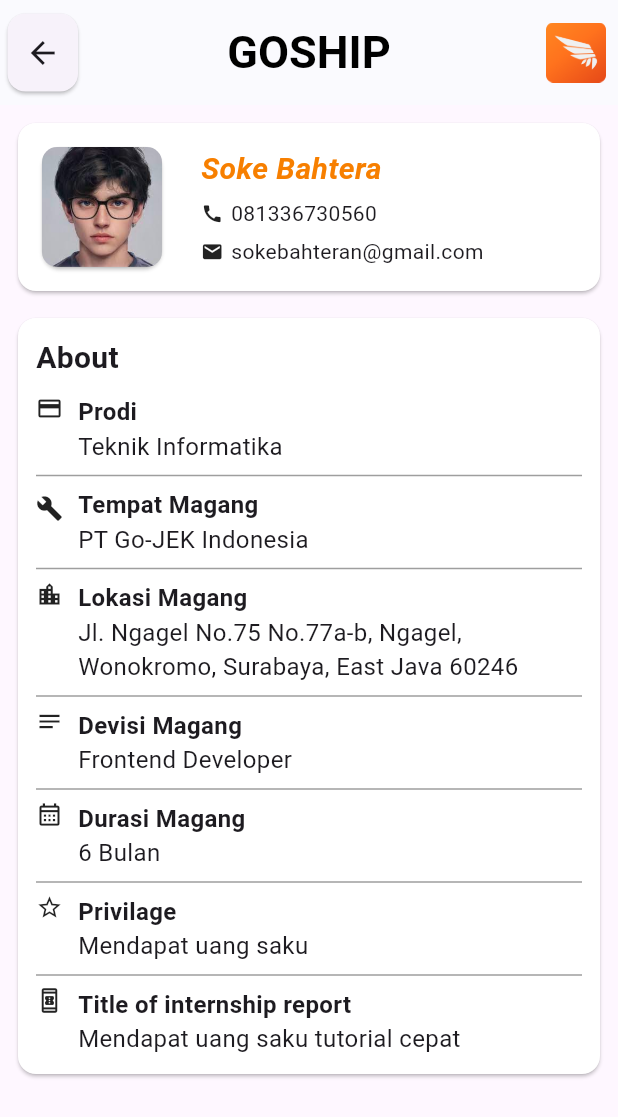
After one commit to andraalayubi/agile-master-fork, a Flutter app: the DetailMahasiswa screen opened directly, on a phone screen of 412 x 824 dp. The commit adds this screen. Shown: the top 1117 px of the screen. Run offline on Flutter 3.47's test engine with Material 3 defaults, Android fonts, the phone set to English and light mode, and no system bars; our stand-ins replace shared_preferences; accounts and stored records are empty; network calls fail.

Commit message:
adding detail_mahasiswa & fetching perusahaan

```diff
--- /dev/null
+++ b/flutter_project/lib/view/list/database_statis.dart
@@ -0,0 +1,16 @@
+class Mahasiswa {
+  String nama;
+  String email;
+  String imagePath;
+
+  Mahasiswa({required this.nama, required this.email, required this.imagePath});
+}
+
+
+List<Mahasiswa> dataMahasiswa = [
+  Mahasiswa(nama: 'Anantasya Aghni', email: 'anantasya12@gmail.com', imagePath:'assets/logo/image-1.png' ),
+  Mahasiswa(nama: 'Indiana Zulfi A', email: 'anantasya12@gmail.com', imagePath:'assets/logo/image-2.png' ),
+  Mahasiswa(nama: 'Faris Zein Fahreza', email: 'anantasya12@gmail.com', imagePath:'assets/logo/image-3.png' ),
+  Mahasiswa(nama: 'Ananta Dania', email: 'anantasya12@gmail.com', imagePath:'assets/logo/image-4.png' ),
+  Mahasiswa(nama: 'Soke Bahtera', email: 'anantasya12@gmail.com', imagePath:'assets/logo/image-5.png' ),
+];
--- /dev/null
+++ b/flutter_project/lib/view/list/detail_mahasiswa.dart
@@ -0,0 +1,357 @@
+import 'dart:collection';
+import 'dart:ui';
+import 'package:flutter/cupertino.dart';
+import 'package:flutter/material.dart';
+import 'package:flutter/rendering.dart';
+import 'package:flutter/widgets.dart';
+import 'package:flutter_project/view/list/list_intern.dart';
+import 'package:flutter_project/view/list/list_mahasiswa.dart';
+import 'package:flutter_project/view/onboarding/onboarding.dart';
+import 'package:flutter_project/view/list/database_statis.dart';
+
+class DetailMahasiswa extends StatelessWidget {
+  const DetailMahasiswa({Key? key});
+
+  @override
+  Widget build(BuildContext context) {
+    return Scaffold(
+      appBar: AppBar(
+        title: const Text('GOSHIP'),
+        titleTextStyle: const TextStyle(
+            fontSize: 30, fontWeight: FontWeight.bold, color: Colors.black),
+        centerTitle: true,
+        actions: <Widget>[
+          IconButton(
+            onPressed: () {},
+            icon: Image.asset(
+              'assets/logo/logo-1.png',
+              height: 40,
+              width: 40,
+            ),
+          ),
+        ],
+        backgroundColor: const Color(0xFFFAFAFE),
+        toolbarHeight: 70,
+        leading: GestureDetector(
+          onTap: () {
+            Navigator.push(
+              context,
+              MaterialPageRoute(
+                builder: (context) => const Listmahasiswa(),
+              ),
+            );
+          },
+          child: Padding(
+            padding: const EdgeInsets.only(left: 1, top: 5, bottom: 5),
+            child: Card(
+              child: Icon(Icons.arrow_back),
+            ),
+          ),
+        ),
+      ),
+      body: ListView(
+        padding: const EdgeInsets.all(8),
+        children: <Widget>[
+          Column(
+            mainAxisAlignment: MainAxisAlignment.center,
+            children: <Widget>[
+              InkWell(
+                child: Card(
+                  color: Colors.white,
+                  child: Row(
+                    children: <Widget>[
+                      Padding(
+                        padding: const EdgeInsets.all(12),
+                        child: Container(
+                          child: Card(
+                            child: ClipRRect(
+                              borderRadius: BorderRadius.circular(10),
+                              child: Image.asset(
+                                'assets/logo/image-2.png',
+                                fit: BoxFit.cover,
+                                width: 80,
+                                height: 80,
+                              ),
+                            ),
+                          ),
+                        ),
+                      ),
+                      SizedBox(width: 10),
+                      Column(
+                        crossAxisAlignment: CrossAxisAlignment.start,
+                        children: [
+                          Text(
+                            'Soke Bahtera',
+                            style: TextStyle(
+                              color: Color(0xFFF77F00),
+                              fontSize: 20,
+                              fontWeight: FontWeight.bold,
+                              fontStyle: FontStyle.italic,
+                            ),
+                          ),
+                          SizedBox(height: 5),
+                          Row(
+                            crossAxisAlignment: CrossAxisAlignment.start,
+                            children: [
+                              Column(
+                                crossAxisAlignment: CrossAxisAlignment.start,
+                                children: [
+                                  Row(
+                                    children: [
+                                      Icon(Icons.call, size: 15),
+                                      SizedBox(width: 5),
+                                      Text(
+                                        '081336730560',
+                                        style: TextStyle(fontSize: 14),
+                                        textAlign: TextAlign.left,
+                                      ),
+                                    ],
+                                  ),
+                                  SizedBox(height: 5),
+                                  Row(
+                                    children: [
+                                      Icon(Icons.mail, size: 15),
+                                      SizedBox(width: 5),
+                                      Text(
+                                        'sokebahteran@gmail.com',
+                                        style: TextStyle(fontSize: 14),
+                                        textAlign: TextAlign.left,
+                                      ),
+                                    ],
+                                  ),
+                                ],
+                              ),
+                            ],
+                          ),
+                        ],
+                      ),
+                    ],
+                  ),
+                ),
+              ),
+              SizedBox(height: 10),
+              Card(
+                color: Colors.white,
+                child: Padding(
+                  padding: const EdgeInsets.all(12),
+                  child: Column(
+                    crossAxisAlignment: CrossAxisAlignment.start,
+                    children: [
+                      Text(
+                        'About',
+                        style: TextStyle(
+                          fontSize: 20,
+                          fontWeight: FontWeight.bold,
+                        ),
+                      ),
+                      SizedBox(height: 10),
+                      Row(
+                        crossAxisAlignment: CrossAxisAlignment.start,
+                        children: [
+                          Icon(Icons.credit_card_outlined, size: 18),
+                          SizedBox(width: 10),
+                          Expanded(
+                            child: Column(
+                              crossAxisAlignment: CrossAxisAlignment.start,
+                              children: [
+                                Text(
+                                  'Prodi',
+                                  style: TextStyle(
+                                    fontSize: 16,
+                                    fontWeight: FontWeight.bold,
+                                  ),
+                                ),
+                                Text(
+                                  'Teknik Informatika',
+                                  style: TextStyle(
+                                    fontSize: 16,
+                                  ),
+                                ),
+                              ],
+                            ),
+                          ),
+                        ],
+                      ),
+                      Divider(color: Colors.grey),
+                      Row(
+                        crossAxisAlignment: CrossAxisAlignment.start,
+                        children: [
+                          Padding(
+                            padding: const EdgeInsets.only(
+                                top: 5), // Padding dari atas
+                            child: Icon(Icons.build, size: 18),
+                          ),
+                          SizedBox(width: 10),
+                          Expanded(
+                            child: Column(
+                              crossAxisAlignment: CrossAxisAlignment.start,
+                              children: [
+                                Text(
+                                  'Tempat Magang',
+                                  style: TextStyle(
+                                    fontSize: 16,
+                                    fontWeight: FontWeight.bold,
+                                  ),
+                                ),
+                                Text(
+                                  'PT Go-JEK Indonesia',
+                                  style: TextStyle(
+                                    fontSize: 16,
+                                  ),
+                                ),
+                              ],
+                            ),
+                          ),
+                        ],
+                      ),
+                      Divider(color: Colors.grey),
+                      Row(
+                        crossAxisAlignment: CrossAxisAlignment.start,
+                        children: [
+                          Icon(Icons.location_city_outlined, size: 18),
+                          SizedBox(width: 10),
+                          Expanded(
+                            child: Column(
+                              crossAxisAlignment: CrossAxisAlignment.start,
+                              children: [
+                                Text(
+                                  'Lokasi Magang',
+                                  style: TextStyle(
+                                    fontSize: 16,
+                                    fontWeight: FontWeight.bold,
+                                  ),
+                                ),
+                                Text(
+                                  'Jl. Ngagel No.75 No.77a-b, Ngagel, Wonokromo, Surabaya, East Java 60246',
+                                  style: TextStyle(
+                                    fontSize: 16,
+                                  ),
+                                ),
+                              ],
+                            ),
+                          ),
+                        ],
+                      ),
+                      Divider(color: Colors.grey),
+                      Row(
+                        crossAxisAlignment: CrossAxisAlignment.start,
+                        children: [
+                          Icon(Icons.notes_outlined, size: 18),
+                          SizedBox(width: 10),
+                          Expanded(
+                            child: Column(
+                              crossAxisAlignment: CrossAxisAlignment.start,
+                              children: [
+                                Text(
+                                  'Devisi Magang',
+                                  style: TextStyle(
+                                    fontSize: 16,
+                                    fontWeight: FontWeight.bold,
+                                  ),
+                                ),
+                                Text(
+                                  'Frontend Developer',
+                                  style: TextStyle(
+                                    fontSize: 16,
+                                  ),
+                                ),
+                              ],
+                            ),
+                          ),
+                        ],
+                      ),
+                      Divider(color: Colors.grey),
+                      Row(
+                        crossAxisAlignment: CrossAxisAlignment.start,
+                        children: [
+                          Icon(Icons.calendar_month_outlined, size: 18),
+                          SizedBox(width: 10),
+                          Expanded(
+                            child: Column(
+                              crossAxisAlignment: CrossAxisAlignment.start,
+                              children: [
+                                Text(
+                                  'Durasi Magang',
+                                  style: TextStyle(
+                                    fontSize: 16,
+                                    fontWeight: FontWeight.bold,
+                                  ),
+                                ),
+                                Text(
+                                  '6 Bulan',
+                                  style: TextStyle(
+                                    fontSize: 16,
+                                  ),
+                                ),
+                              ],
+                            ),
+                          ),
+                        ],
+                      ),
+                      Divider(color: Colors.grey),
+                      Row(
+                        crossAxisAlignment: CrossAxisAlignment.start,
+                        children: [
+                          Icon(Icons.star_border_outlined, size: 18),
+                          SizedBox(width: 10),
+                          Expanded(
+                            child: Column(
+                              crossAxisAlignment: CrossAxisAlignment.start,
+                              children: [
+                                Text(
+                                  'Privilage',
+                                  style: TextStyle(
+                                    fontSize: 16,
+                                    fontWeight: FontWeight.bold,
+                                  ),
+                                ),
+                                Text(
+                                  'Mendapat uang saku',
+                                  style: TextStyle(
+                                    fontSize: 16,
+                                  ),
+                                ),
+                              ],
+                            ),
+                          ),
+                        ],
+                      ),
+                      Divider(color: Colors.grey),
+                      Row(
+                        crossAxisAlignment: CrossAxisAlignment.start,
+                        children: [
+                          Icon(Icons.book_online_outlined, size: 18),
+                          SizedBox(width: 10),
+                          Expanded(
+                            child: Column(
+                              crossAxisAlignment: CrossAxisAlignment.start,
+                              children: [
+                                Text(
+                                  'Title of internship report',
+                                  style: TextStyle(
+                                    fontSize: 16,
+                                    fontWeight: FontWeight.bold,
+                                  ),
+                                ),
+                                Text(
+                                  'Mendapat uang saku tutorial cepat',
+                                  style: TextStyle(
+                                    fontSize: 16,
+                                  ),
+                                ),
+                              ],
+                            ),
+                          ),
+                        ],
+                      ),
+                    ],
+                  ),
+                ),
+              ),
+            ],
+          ),
+        ],
+      ),
+    );
+  }
+}
--- a/flutter_project/lib/view/list/list_perusahaan.dart
+++ b/flutter_project/lib/view/list/list_perusahaan.dart
@@ -25,7 +25,6 @@
     setState(() {});
   }
 
-
   @override
   Widget build(BuildContext context) {
     return Scaffold(
@@ -42,9 +41,9 @@
         centerTitle: true,
         actions: <Widget>[
           IconButton(
-            onPressed: (){
-              Navigator.push(context, MaterialPageRoute(builder: (context)=>HomePage())
-              );
+            onPressed: () {
+              Navigator.push(
+                  context, MaterialPageRoute(builder: (context) => HomePage()));
             },
             icon: Image(
               image: AssetImage('assets/logo/logo-1.png'),
@@ -64,7 +63,7 @@
         bottom: PreferredSize(
           preferredSize: const Size.fromHeight(50),
           child: Padding(
-          padding: const EdgeInsets.symmetric(horizontal: 45, vertical:5),
+            padding: const EdgeInsets.symmetric(horizontal: 45, vertical: 5),
             child: Row(
               mainAxisSize: MainAxisSize.min,
               mainAxisAlignment: MainAxisAlignment.center,
@@ -117,7 +116,9 @@
         ),
       ),
       body: perusahaan.isEmpty
-          ? const Center(child: CircularProgressIndicator()) // Show loading indicator while fetching
+          ? const Center(
+              child:
+                  CircularProgressIndicator()) // Show loading indicator while fetching
           : ListView.builder(
               padding: const EdgeInsets.all(8),
               itemCount: perusahaan.length,
@@ -128,9 +129,12 @@
                       context,
                       MaterialPageRoute(
                         builder: (context) => Listintern(
+                          idPerusahaan: perusahaan[index].id_perusahaan,
                           namaPerusahaan: perusahaan[index].nama_perusahaan,
-                          namaPosisi: perusahaan[index].nama_posisi,
-
+                          namaPosisi: perusahaan[index]
+                              .posisi[index]
+                              .id_posisi
+                              .toString(),
                         ),
                       ),
                     );
@@ -142,11 +146,21 @@
                         Card(
                           child: ClipRRect(
                             borderRadius: BorderRadius.circular(10),
-                            child: Image(
-                              image: AssetImage('assets/logo/logo-1.png'), // Replace with logo placeholder or image asset
+                            child: Image.network(
+                              perusahaan[index]
+                                  .logo_perusahaan, // Use the URL for the image
                               fit: BoxFit.cover,
                               width: 55,
                               height: 55,
+                              errorBuilder: (context, error, stackTrace) {
+                                // Fallback widget or image in case of error
+                                return Image.asset(
+                                  'assets/home/LOGO1.png', // Placeholder image in your assets
+                                  fit: BoxFit.cover,
+                                  width: 55,
+                                  height: 55,
+                                );
+                              },
                             ),
                           ),
                         ),
@@ -156,7 +170,8 @@
                             Container(
                               padding: const EdgeInsets.only(left: 5),
                               child: Text(
-                                perusahaan[index].nama_perusahaan, // Use fetched company name
+                                perusahaan[index]
+                                    .nama_perusahaan, // Use fetched company name
                                 style: const TextStyle(
                                   fontWeight: FontWeight.bold,
                                   fontSize: 13,
@@ -164,11 +179,21 @@
                                 ),
                               ),
                             ),
-                          Padding(
-                            padding: const EdgeInsets.all(5.0),
+                            ...List.generate(
+                              perusahaan[index].posisi.length > 4
+                                  ? 4
+                                  : perusahaan[index].posisi.length,
+                              (posisiIndex) => Padding(
+                                padding:
+                                    const EdgeInsets.only(left: 5.0, top: 2.0),
                                 child: Text(
-                              perusahaan[index].nama_posisi,style: TextStyle(
+                                  perusahaan[index]
+                                      .posisi[posisiIndex]
+                                      .nama_posisi,
+                                  style: const TextStyle(
                                     fontFamily: 'DM Sans',
+                                    fontSize: 12,
+                                  ),
                                 ),
                               ),
                             ),
--- a/flutter_project/lib/view/list/perusahaan.dart
+++ b/flutter_project/lib/view/list/perusahaan.dart
@@ -1,36 +1,43 @@
 import 'dart:convert';
+import 'package:flutter_project/model/posisi.dart';
 import 'package:http/http.dart' as http;
 
 class Perusahaan {
-  int id_perusahaan;
-  String nama_perusahaan;
-  String nama_posisi;
+  final int id_perusahaan;
+  final String nama_perusahaan;
+  final String logo_perusahaan;
+  final int jumlah_siswa;
+  final List<Posisi> posisi;
 
-  Perusahaan(
-    {required this.id_perusahaan,
+  Perusahaan({
+    required this.id_perusahaan,
     required this.nama_perusahaan,
-    required this.nama_posisi}
-  );
+    required this.logo_perusahaan,
+    required this.jumlah_siswa,
+    required this.posisi,
+  });
 
   factory Perusahaan.fromJson(Map<String, dynamic> json) {
     return Perusahaan(
       id_perusahaan: json['id_perusahaan'],
       nama_perusahaan: json['nama_perusahaan'],
-      nama_posisi: json['nama_posisi'],
+      logo_perusahaan: json['logo_perusahaan'] ?? '',
+      jumlah_siswa: json['jumlah_siswa'],
+      posisi: List<Posisi>.from(json['posisi'].map((x) => Posisi.fromJson(x))),
     );
   }
-
 
   static Future<List<Perusahaan>> getPerusahaan() async {
     // Ganti URL dengan URL API Anda
     Uri url = Uri.parse('http://103.127.135.153:5000/api/perusahaan');
     var apiResult = await http.get(url);
     var jsonData = json.decode(apiResult.body) as List<dynamic>;
-  List<Perusahaan> perusahaan = [];
 
-  for (var data in jsonData) {
-    perusahaan.add(Perusahaan.fromJson(data));
-  }
+    // Mengubah List<dynamic> menjadi List<Perusahaan>
+    List<Perusahaan> perusahaan =
+        List<Perusahaan>.from(jsonData.map((x) => Perusahaan.fromJson(x)));
+
+    print(json.encode(jsonData)); // Mencetak JSON asli jika dibutuhkan
 
     return perusahaan;
   }
```
Lines whose indentation alone changed are shown as unchanged.
